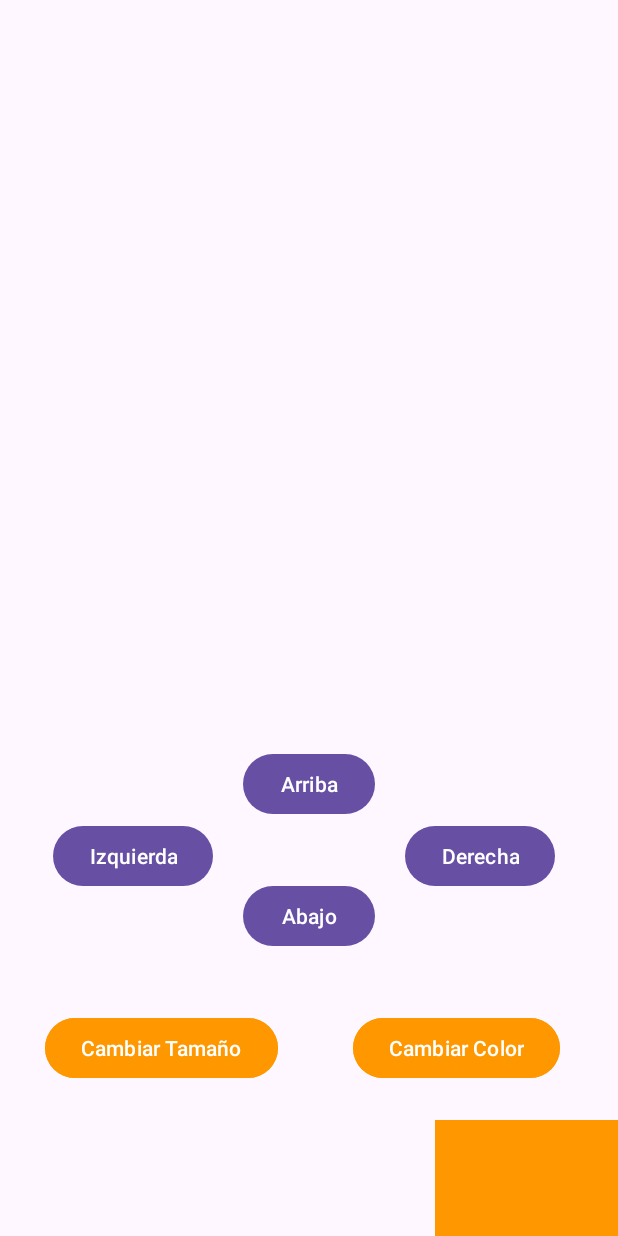
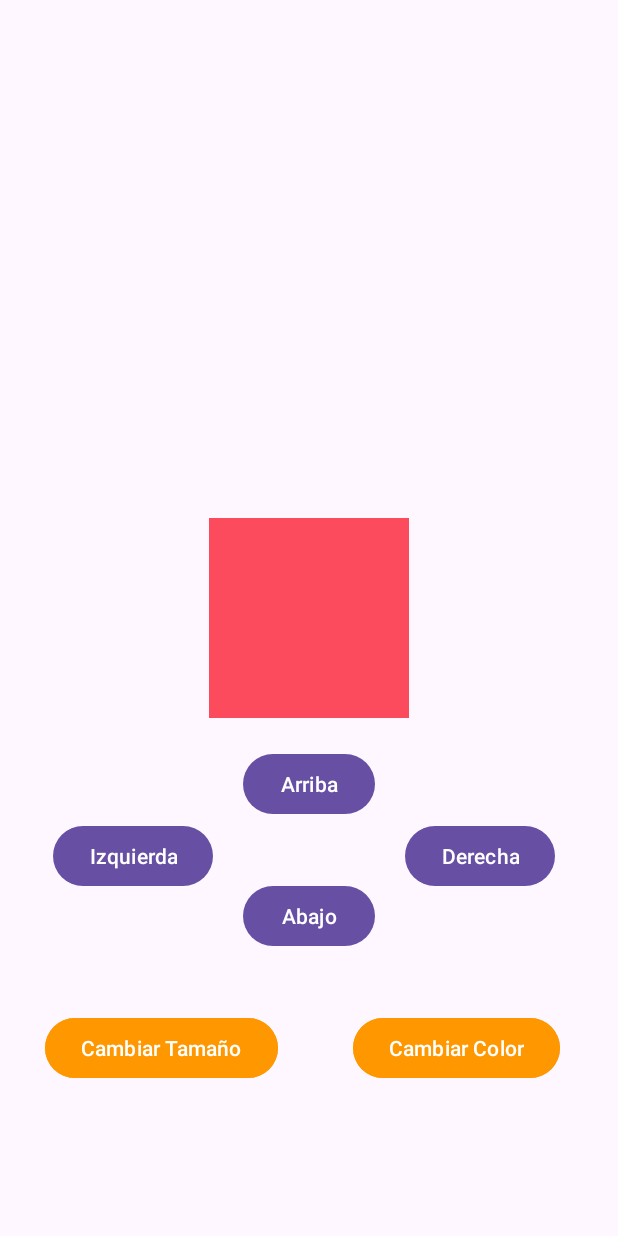
Before and after one commit to JaimeBonBol/Programacion-Multimedia-Dispositivos-Moviles, an Android app: the screen it shows after launch (MainActivity), after a tap on "Cambiar Color", on a phone screen of 412 x 824 dp. Run offline under Robolectric (Android 15) with nearby library versions, the phone set to English and light mode, and no system bars; 3 other taps on this screen came first.

Commit message:
Continuación aplicación germen-tetris

```diff
--- a/EjemploApp-GermenTetris/app/src/main/java/com/example/ejemploapp_germentetris/MainActivity.kt
+++ b/EjemploApp-GermenTetris/app/src/main/java/com/example/ejemploapp_germentetris/MainActivity.kt
@@ -1,5 +1,6 @@
 package com.example.ejemploapp_germentetris
 
+import android.graphics.Color
 import android.os.Bundle
 import android.view.View
 import android.widget.Button
@@ -9,6 +10,8 @@ import androidx.core.content.ContextCompat
 import androidx.core.view.ViewCompat
 import androidx.core.view.WindowInsetsCompat
 import model.Rectangulo
+import kotlin.math.absoluteValue
+import kotlin.random.Random
 
 class MainActivity : AppCompatActivity() {
     override fun onCreate(savedInstanceState: Bundle?) {
@@ -17,8 +20,20 @@ class MainActivity : AppCompatActivity() {
         setContentView(R.layout.activity_main)
 
         val rectanguloView: View = findViewById(R.id.rectangulo)
+        rectanguloView.post{
+            val Xinicial = rectanguloView.x.toInt()
+            val Yinicial = rectanguloView.y.toInt()
+            val anchoInicial = rectanguloView.width
+            val altoInicial = rectanguloView.height
 
-        val rectangulo: Rectangulo = Rectangulo(ContextCompat.getColor(this, R.color.green), 100, 100)
+            val rectangulo: Rectangulo = Rectangulo(
+                ContextCompat.getColor(this, R.color.green),
+                anchoInicial,
+                altoInicial
+            ).apply {
+                x = Xinicial
+                y = Yinicial
+            }
 
             val btnArriba: Button = findViewById(R.id.btnArriba)
             val btnAbajo: Button = findViewById(R.id.btnAbajo)
@@ -53,8 +68,9 @@ class MainActivity : AppCompatActivity() {
             }
 
             btnCambiarColor.setOnClickListener {
-            rectangulo.color = (ContextCompat.getColor(this, R.color.orange))
+                rectangulo.color = generarColorAleatorio()
                 actualizarVista(rectangulo, rectanguloView)
+            }
         }
 
     }
@@ -74,4 +90,12 @@ class MainActivity : AppCompatActivity() {
         rectanguloView.requestLayout()
 
     }
+
+    private fun generarColorAleatorio() : Int{
+        val rojo = Random.nextInt()
+        val verde = Random.nextInt()
+        val azul = Random.nextInt()
+
+        return Color.rgb(rojo, verde, azul);
     }
+}
```
Lines whose indentation alone changed are shown as unchanged.
